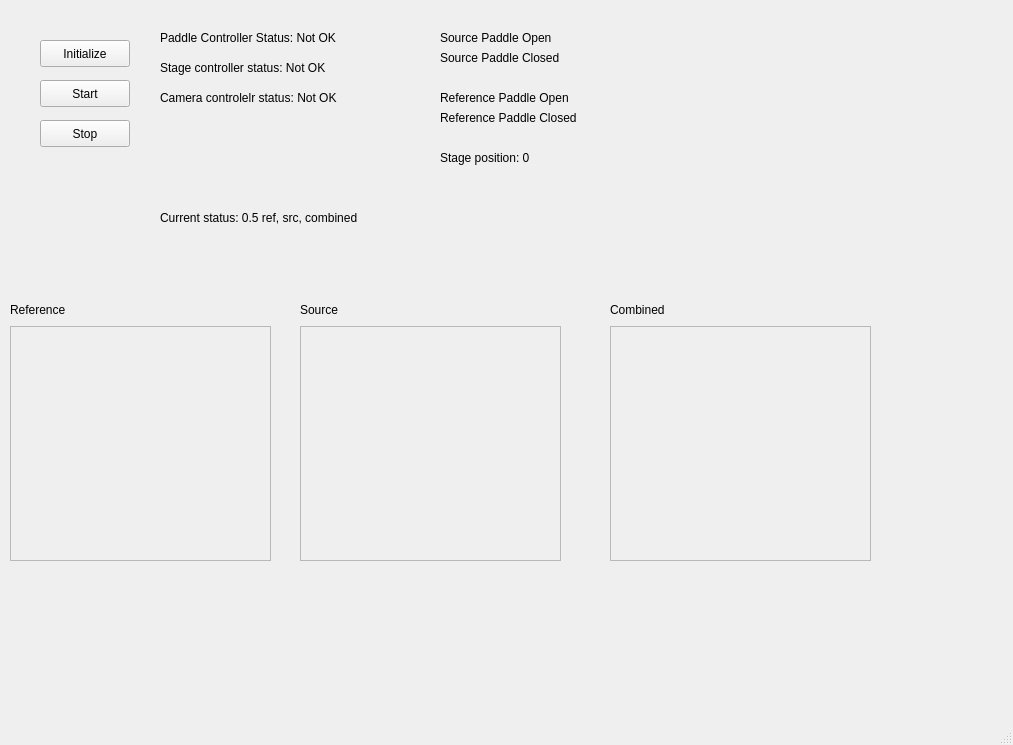
Qt form autofalloff/assets/basic_layout.ui (WasatchPhotonics/AutoFallOff) before a commit.
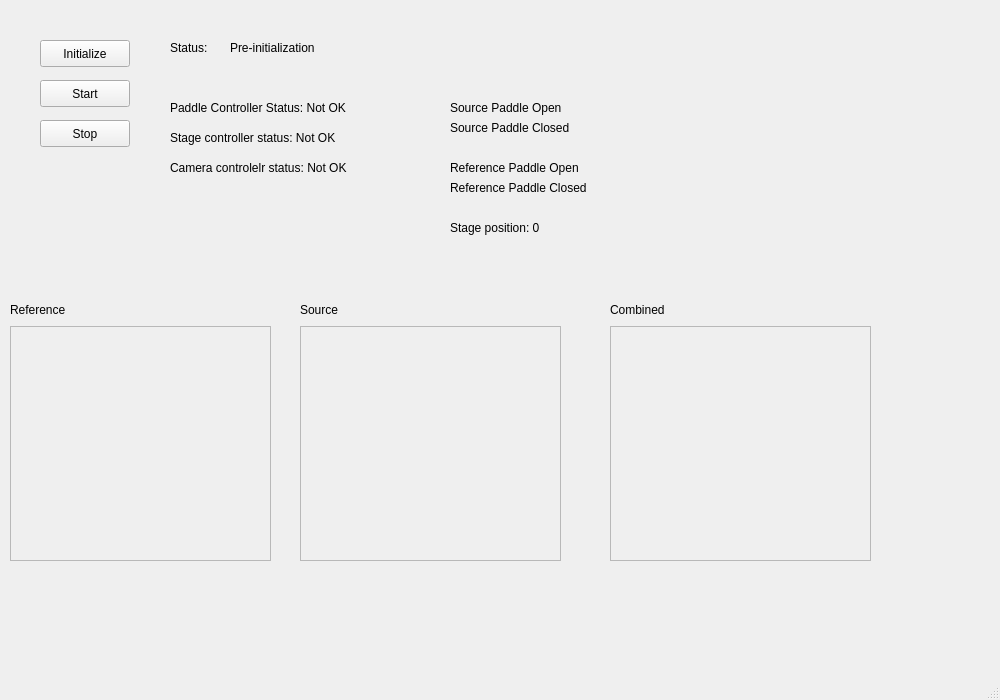
The same form after that commit.

The edit to the form file:
```diff
--- a/autofalloff/assets/basic_layout.ui
+++ b/autofalloff/assets/basic_layout.ui
@@ -6,8 +6,8 @@
    <rect>
     <x>0</x>
     <y>0</y>
-    <width>1013</width>
-    <height>745</height>
+    <width>1000</width>
+    <height>700</height>
    </rect>
   </property>
   <property name="windowTitle">
@@ -17,8 +17,8 @@
    <widget class="QLabel" name="label">
     <property name="geometry">
      <rect>
-      <x>440</x>
-      <y>30</y>
+      <x>450</x>
+      <y>100</y>
       <width>171</width>
       <height>16</height>
      </rect>
@@ -30,8 +30,8 @@
    <widget class="QLabel" name="label_2">
     <property name="geometry">
      <rect>
-      <x>440</x>
-      <y>50</y>
+      <x>450</x>
+      <y>120</y>
       <width>171</width>
       <height>16</height>
      </rect>
@@ -43,8 +43,8 @@
    <widget class="QLabel" name="label_3">
     <property name="geometry">
      <rect>
-      <x>440</x>
-      <y>110</y>
+      <x>450</x>
+      <y>180</y>
       <width>171</width>
       <height>16</height>
      </rect>
@@ -56,8 +56,8 @@
    <widget class="QLabel" name="label_4">
     <property name="geometry">
      <rect>
-      <x>440</x>
-      <y>90</y>
+      <x>450</x>
+      <y>160</y>
       <width>171</width>
       <height>16</height>
      </rect>
@@ -69,8 +69,8 @@
    <widget class="QLabel" name="label_5">
     <property name="geometry">
      <rect>
-      <x>440</x>
-      <y>150</y>
+      <x>450</x>
+      <y>220</y>
       <width>171</width>
       <height>16</height>
      </rect>
@@ -213,8 +213,8 @@
    <widget class="QLabel" name="label_9">
     <property name="geometry">
      <rect>
-      <x>160</x>
-      <y>30</y>
+      <x>170</x>
+      <y>100</y>
       <width>221</width>
       <height>16</height>
      </rect>
@@ -226,8 +226,8 @@
    <widget class="QLabel" name="label_10">
     <property name="geometry">
      <rect>
-      <x>160</x>
-      <y>60</y>
+      <x>170</x>
+      <y>130</y>
       <width>221</width>
       <height>16</height>
      </rect>
@@ -239,8 +239,8 @@
    <widget class="QLabel" name="label_11">
     <property name="geometry">
      <rect>
-      <x>160</x>
-      <y>90</y>
+      <x>170</x>
+      <y>160</y>
       <width>221</width>
       <height>16</height>
      </rect>
@@ -262,17 +262,30 @@
      <string>Initialize</string>
     </property>
    </widget>
-   <widget class="QLabel" name="label_12">
+   <widget class="QLabel" name="labelStatus">
     <property name="geometry">
      <rect>
-      <x>160</x>
-      <y>210</y>
+      <x>230</x>
+      <y>40</y>
       <width>251</width>
       <height>16</height>
      </rect>
     </property>
     <property name="text">
-     <string>Current status: 0.5 ref, src, combined</string>
+     <string>Pre-initialization</string>
+    </property>
+   </widget>
+   <widget class="QLabel" name="label_12">
+    <property name="geometry">
+     <rect>
+      <x>170</x>
+      <y>40</y>
+      <width>59</width>
+      <height>15</height>
+     </rect>
+    </property>
+    <property name="text">
+     <string>Status:</string>
     </property>
    </widget>
   </widget>
```
Left out of the diff: 2 changed lines with no effect on the pictures.
